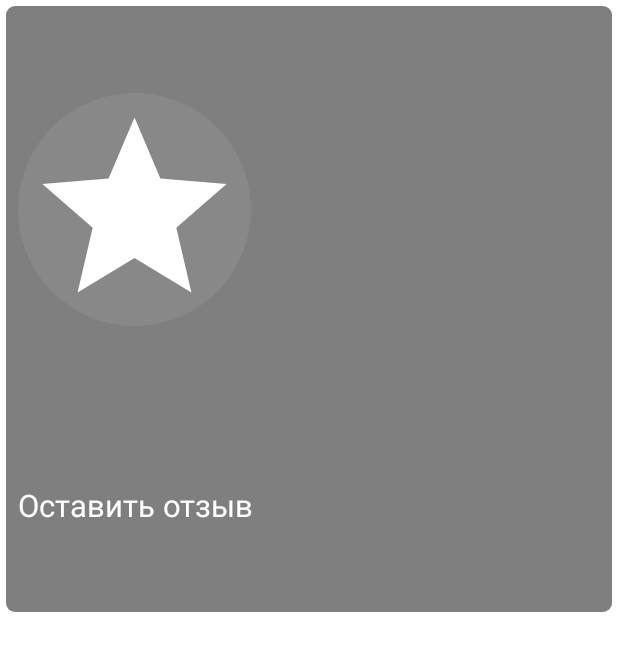
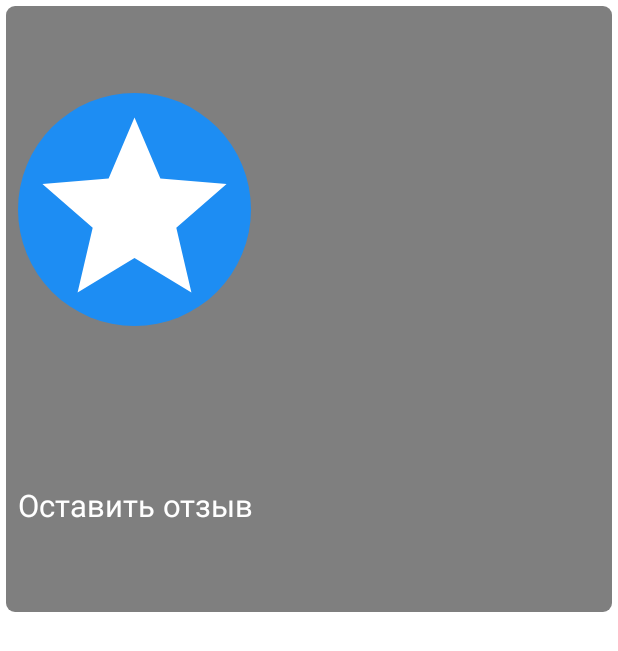
Before and after one commit to ilhom-tj/Phoenix, an Android app built with Jetpack Compose: the composable BottomSheetCards called with sample values from the repository, after a tap on "Оставить отзыв", on a phone screen of 412 x 824 dp. Shown: the top 651 px of the screen. Run offline under Robolectric (Android 15) with nearby library versions, the phone set to English and light mode, and no system bars; 1 statement that could not run was skipped.

Commit message:
Bottomsheet Volume slider

```diff
--- a/app/src/main/java/tj/livo/phoenix/ui/screen/BottomSheet.kt
+++ b/app/src/main/java/tj/livo/phoenix/ui/screen/BottomSheet.kt
@@ -1,15 +1,9 @@
 package tj.livo.phoenix.ui.screen
 
-import android.content.ContentValues.TAG
-import android.content.Context
-import android.content.res.Resources
-import android.util.DisplayMetrics
 import android.util.Log
+import androidx.compose.animation.AnimatedVisibility
+import androidx.compose.animation.ExperimentalAnimationApi
 import androidx.compose.foundation.*
-import androidx.compose.foundation.gestures.Orientation
-import androidx.compose.foundation.gestures.detectDragGestures
-import androidx.compose.foundation.gestures.draggable
-import androidx.compose.foundation.gestures.rememberDraggableState
 import androidx.compose.foundation.layout.*
 import androidx.compose.foundation.lazy.GridCells
 import androidx.compose.foundation.lazy.LazyVerticalGrid
@@ -20,32 +14,15 @@ import androidx.compose.material.*
 import androidx.compose.material.icons.Icons
 import androidx.compose.material.icons.filled.*
 import androidx.compose.runtime.*
-import androidx.compose.ui.Alignment
 import androidx.compose.ui.Modifier
 import androidx.compose.ui.draw.clip
-import androidx.compose.ui.geometry.Offset
-import androidx.compose.ui.geometry.Size
 import androidx.compose.ui.graphics.Color
 import androidx.compose.ui.graphics.ColorFilter
-import androidx.compose.ui.graphics.PaintingStyle.Companion.Stroke
-import androidx.compose.ui.graphics.PointMode
-import androidx.compose.ui.graphics.StrokeCap
-import androidx.compose.ui.graphics.drawscope.Stroke
-import androidx.compose.ui.input.pointer.pointerInput
 import androidx.compose.ui.layout.ContentScale
-import androidx.compose.ui.layout.onGloballyPositioned
-import androidx.compose.ui.layout.onSizeChanged
-import androidx.compose.ui.text.font.FontWeight
-import androidx.compose.ui.tooling.preview.Preview
 import androidx.compose.ui.unit.*
-import kotlinx.coroutines.GlobalScope
-import kotlinx.coroutines.delay
 import kotlinx.coroutines.launch
 import tj.livo.phoenix.ui.BottomSheetCard
 import tj.livo.phoenix.ui.components.VolumeChanger
-import java.lang.Math.*
-import kotlin.math.cos
-import kotlin.math.sin
 
 object BottomSheet {
     val bottomSheetCards = listOf(
@@ -59,18 +36,22 @@ object BottomSheet {
     )
 }
 
+@ExperimentalAnimationApi
 @ExperimentalFoundationApi
 @Composable
 fun BottomSheetGrid(list: List<BottomSheetCard>, modifier: Modifier) {
+
     Column(
-        modifier = Modifier.fillMaxWidth().padding(16.dp)
+        modifier = Modifier
+            .fillMaxWidth()
+            .padding(16.dp)
     ) {
         val volumeChangerState = remember {
             mutableStateOf(false)
         }
         val coroutineScope = rememberCoroutineScope()
-          if (volumeChangerState.value) {
-              VolumeChanger()
+        AnimatedVisibility(visible = volumeChangerState.value) {
+            VolumeChanger()
         }
         LazyVerticalGrid(cells = GridCells.Fixed(4)) {
             items(list) { item ->
@@ -90,6 +71,12 @@ fun BottomSheetGrid(list: List<BottomSheetCard>, modifier: Modifier) {
 @Composable
 fun BottomSheetCards(item: BottomSheetCard, modifier: Modifier, onClick: () -> Unit) {
 
+    var isSelected by remember {
+        mutableStateOf(false)
+    }
+    var iconBackgroundState by remember {
+        mutableStateOf(Color.Gray)
+    }
     val multiplier = remember { mutableStateOf(1.3f) }
     Box(
         modifier = modifier
@@ -100,6 +87,11 @@ fun BottomSheetCards(item: BottomSheetCard, modifier: Modifier, onClick: () -> U
                 shape = RoundedCornerShape(6.dp)
             )
             .clickable {
+                isSelected = !isSelected
+                iconBackgroundState = if (isSelected)
+                    Color(0xFF1D8DF3)
+                else
+                    Color.Gray
                 onClick()
             }
     ) {
@@ -120,7 +112,7 @@ fun BottomSheetCards(item: BottomSheetCard, modifier: Modifier, onClick: () -> U
                     .aspectRatio(1f)
                     .clip(CircleShape)
                     .background(
-                        color = Color.Gray,
+                        color = iconBackgroundState,
                     )
                     .padding(4.dp),
                 colorFilter = ColorFilter.tint(Color.White),
--- a/app/src/main/java/tj/livo/phoenix/ui/screen/MainScreen.kt
+++ b/app/src/main/java/tj/livo/phoenix/ui/screen/MainScreen.kt
@@ -2,6 +2,8 @@ package tj.livo.phoenix.ui.screen
 
 import android.content.Context
 import android.text.Layout
+import android.util.Log
+import androidx.compose.animation.ExperimentalAnimationApi
 import androidx.compose.foundation.*
 import androidx.compose.foundation.layout.*
 import androidx.compose.foundation.lazy.GridCells
@@ -60,10 +62,12 @@ fun MainScreen(navController: NavController? = null) {
 
 }
 
+@ExperimentalAnimationApi
 @ExperimentalFoundationApi
 @ExperimentalMaterialApi
 @Composable
 fun HomeScreen() {
+    Log.e("OnRecreate","True")
     val modalBottomSheetState =
         rememberModalBottomSheetState(initialValue = ModalBottomSheetValue.Expanded)
     val coroutineScope = rememberCoroutineScope()
@@ -72,6 +76,7 @@ fun HomeScreen() {
         sheetState = modalBottomSheetState,
         sheetShape = RoundedCornerShape(topStart = 8.dp,topEnd = 8.dp),
         sheetContent = {
+
             BottomSheetGrid(list = BottomSheet.bottomSheetCards, modifier = Modifier)
         },
     ) {
```
Also changed, not shown: app/src/main/java/tj/livo/phoenix/MainActivity.kt (+0 -12 lines).
